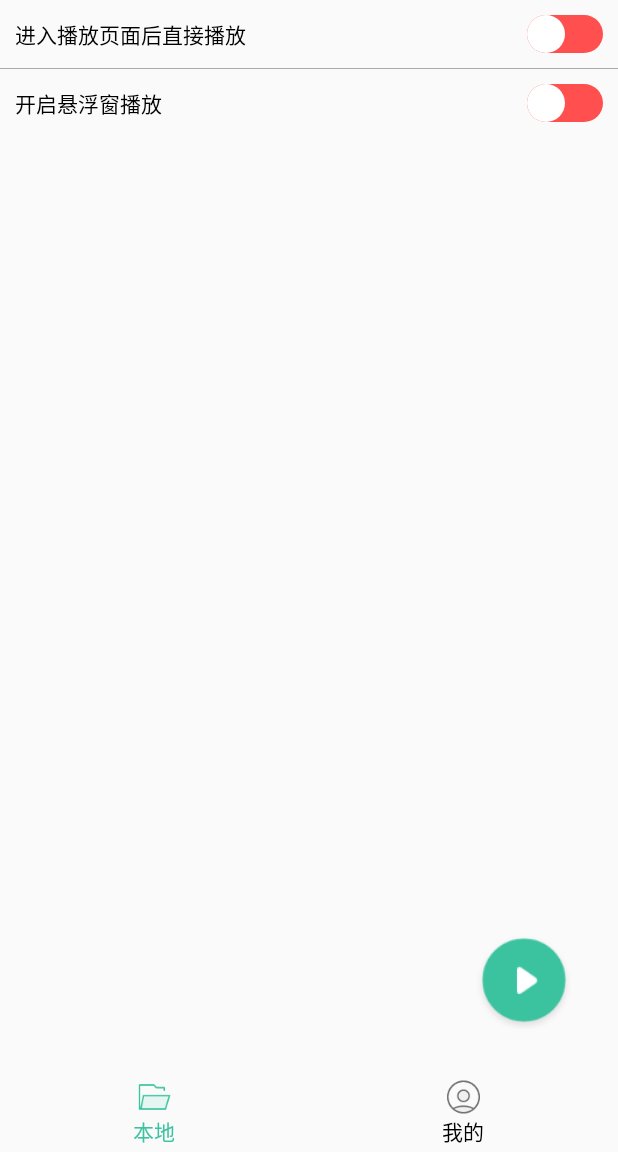
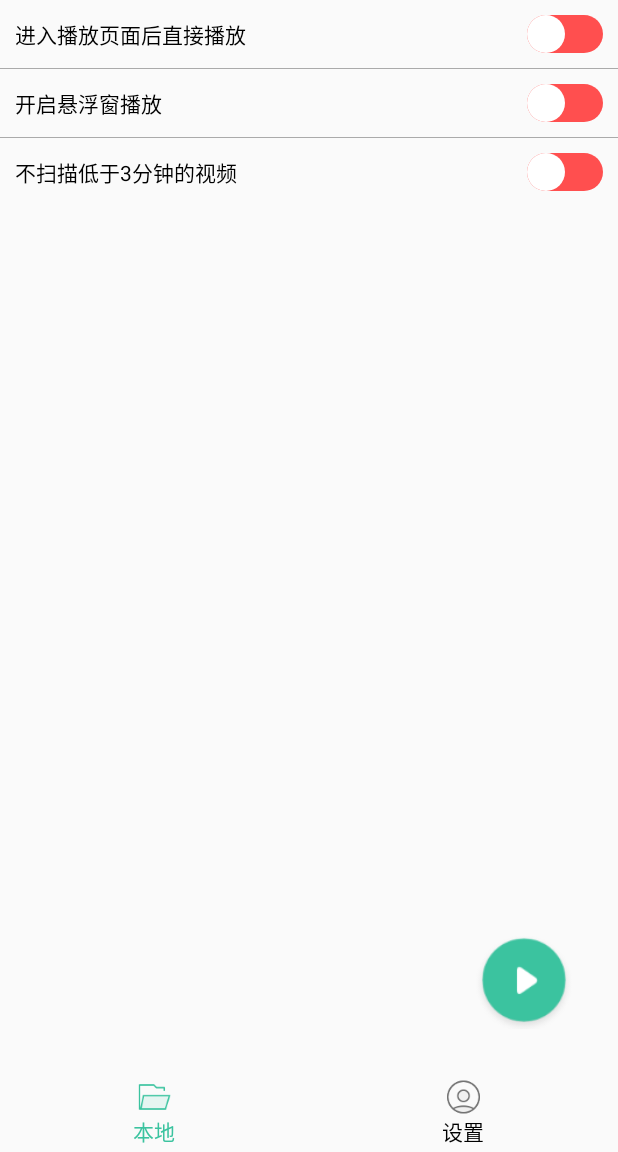
Before and after one commit to xypmhxy/VideoPlay, an Android app: the fragment SettingFragment placed in its activity, on a phone screen of 412 x 824 dp, the part 84-1236 px from its top. Run offline under Robolectric (Android 15) with nearby library versions, the phone set to English and light mode, and no system bars; our stand-ins replace ButterKnife.

Commit message:
功能全部完成

```diff
--- a/app/src/main/java/com/video/ren/videoplay/activity/BaseActivity.java
+++ b/app/src/main/java/com/video/ren/videoplay/activity/BaseActivity.java
@@ -1,14 +1,11 @@
 package com.video.ren.videoplay.activity;
 
 import android.content.Intent;
-import android.graphics.Color;
-import android.os.Build;
 import android.os.Bundle;
 import android.support.annotation.LayoutRes;
 import android.support.annotation.Nullable;
 import android.support.v4.content.ContextCompat;
 import android.support.v7.app.AppCompatActivity;
-import android.view.WindowManager;
 
 import com.video.ren.videoplay.R;
 import com.video.ren.videoplay.utils.StatusBarUtil;
--- a/app/src/main/java/com/video/ren/videoplay/fragment/SettingFragment.java
+++ b/app/src/main/java/com/video/ren/videoplay/fragment/SettingFragment.java
@@ -3,14 +3,14 @@ package com.video.ren.videoplay.fragment;
 import android.os.Bundle;
 import android.support.annotation.Nullable;
 import android.support.v4.app.Fragment;
-import android.util.Log;
+import android.support.v7.widget.SwitchCompat;
 import android.view.LayoutInflater;
 import android.view.View;
 import android.view.ViewGroup;
 import android.widget.CompoundButton;
-import android.widget.Switch;
 
 import com.video.ren.videoplay.R;
+import com.video.ren.videoplay.utils.PreferencesUtils;
 
 import butterknife.BindView;
 import butterknife.ButterKnife;
@@ -23,6 +23,12 @@ import butterknife.OnCheckedChanged;
 public class SettingFragment extends Fragment {
 
 
+    @BindView(R.id.switch_play_now)
+    SwitchCompat playNow;
+    @BindView(R.id.switch_float_play)
+    SwitchCompat floatPlay;
+    @BindView(R.id.switch_scan_time)
+    SwitchCompat scan;
 
     @Nullable
     @Override
@@ -35,10 +41,23 @@ public class SettingFragment extends Fragment {
     @Override
     public void onActivityCreated(@Nullable Bundle savedInstanceState) {
         super.onActivityCreated(savedInstanceState);
+        playNow.setChecked(PreferencesUtils.getPlayNow(getContext()));
+        floatPlay.setChecked(PreferencesUtils.getFloatWindow(getContext()));
+        scan.setChecked(PreferencesUtils.getScanTime(getContext()));
     }
 
-    @OnCheckedChanged({R.id.switch_play_now, R.id.switch_float_play})
+    @OnCheckedChanged({R.id.switch_play_now, R.id.switch_float_play, R.id.switch_scan_time})
     public void onCheckedChanged(CompoundButton buttonView, boolean isChecked) {
-        Log.d("rq", "");
+        switch (buttonView.getId()) {
+            case R.id.switch_play_now:
+                PreferencesUtils.savePlayNow(getContext(), isChecked);
+                break;
+            case R.id.switch_float_play:
+                PreferencesUtils.saveFloatWindow(getContext(), isChecked);
+                break;
+            case R.id.switch_scan_time:
+                PreferencesUtils.saveScanTime(getContext(), isChecked);
+                break;
+        }
     }
 }
--- /dev/null
+++ b/app/src/main/java/com/video/ren/videoplay/utils/PreferencesUtils.java
@@ -0,0 +1,50 @@
+package com.video.ren.videoplay.utils;
+
+import android.content.Context;
+
+/**
+ * Created by Administrator on 2017/09/13 0013
+ */
+
+public class PreferencesUtils {
+    private static final String KEY_PREFERENCES_NAME = "video_setting";
+    private static final String KEY_PLAY_NOW = "play_now";
+    private static final String KEY_FLOAT_WINDOW = "float_window";
+    private static final String KEY_SCAN_TIME = "scan_time";
+
+    public static void savePlayNow(Context context, boolean playNow) {
+        context.getSharedPreferences(KEY_PREFERENCES_NAME, Context.MODE_PRIVATE)
+                .edit()
+                .putBoolean(KEY_PLAY_NOW, playNow)
+                .apply();
+    }
+
+    public static boolean getPlayNow(Context context) {
+        return context.getSharedPreferences(KEY_PREFERENCES_NAME, Context.MODE_PRIVATE)
+                .getBoolean(KEY_PLAY_NOW, false);
+    }
+
+    public static void saveFloatWindow(Context context, boolean isPlay) {
+        context.getSharedPreferences(KEY_PREFERENCES_NAME, Context.MODE_PRIVATE)
+                .edit()
+                .putBoolean(KEY_FLOAT_WINDOW, isPlay)
+                .apply();
+    }
+
+    public static boolean getFloatWindow(Context context) {
+        return context.getSharedPreferences(KEY_PREFERENCES_NAME, Context.MODE_PRIVATE)
+                .getBoolean(KEY_FLOAT_WINDOW, false);
+    }
+
+    public static void saveScanTime(Context context, boolean isTrue) {
+        context.getSharedPreferences(KEY_PREFERENCES_NAME, Context.MODE_PRIVATE)
+                .edit()
+                .putBoolean(KEY_SCAN_TIME, isTrue)
+                .apply();
+    }
+
+    public static boolean getScanTime(Context context) {
+        return context.getSharedPreferences(KEY_PREFERENCES_NAME, Context.MODE_PRIVATE)
+                .getBoolean(KEY_SCAN_TIME, false);
+    }
+}
--- a/app/src/main/res/layout/activity_main.xml
+++ b/app/src/main/res/layout/activity_main.xml
@@ -72,7 +72,7 @@
             android:id="@+id/radiobtn_my"
             style="@style/MenuRadioButton"
             android:drawableTop="@drawable/select_menu_my"
-            android:text="@string/my" />
+            android:text="@string/setting" />
 
     </RadioGroup>
 
--- a/app/src/main/res/layout/float_play.xml
+++ b/app/src/main/res/layout/float_play.xml
@@ -17,5 +17,5 @@
         android:layout_height="20dp"
         android:layout_alignParentEnd="true"
         android:padding="5dp"
-        android:src="@mipmap/ic_launcher" />
+        android:src="@drawable/close" />
 </RelativeLayout>
--- a/app/src/main/res/layout/fragment_setting.xml
+++ b/app/src/main/res/layout/fragment_setting.xml
@@ -39,4 +39,25 @@
             style="@style/SwichBtnStyle"
             app:track="@drawable/switch_track" />
     </RelativeLayout>
+
+    <View
+        android:layout_width="match_parent"
+        android:layout_height="1px"
+        android:background="@android:color/darker_gray" />
+
+    <RelativeLayout
+        android:layout_width="match_parent"
+        android:layout_height="wrap_content"
+        android:padding="10dp">
+
+        <TextView
+            style="@style/setting_text_style"
+            android:text="@string/scan_time" />
+
+        <android.support.v7.widget.SwitchCompat
+            android:id="@+id/switch_scan_time"
+            style="@style/SwichBtnStyle"
+            app:track="@drawable/switch_track" />
+    </RelativeLayout>
+
 </LinearLayout>
--- a/app/src/main/res/values/strings.xml
+++ b/app/src/main/res/values/strings.xml
@@ -5,7 +5,8 @@
     <string name="permission_dialog_cancel">取消</string>
     <string name="search_hint">输入视频名称</string>
     <string name="local">本地</string>
-    <string name="my">我的</string>
+    <string name="setting">设置</string>
     <string name="play_now">进入播放页面后直接播放</string>
     <string name="is_float_window">开启悬浮窗播放</string>
+    <string name="scan_time">不扫描低于3分钟的视频</string>
 </resources>
```
Also changed, not shown: app/src/main/java/com/video/ren/videoplay/activity/PlayActivity.java (+5 -7 lines), app/src/main/java/com/video/ren/videoplay/utils/FloatWindowUtils.java (+19 -13 lines), app/src/main/java/com/video/ren/videoplay/utils/VideoUtils.java (+4 -4 lines), nicevideoplayer/src/main/java/com/xiao/nicevideoplayer/NiceVideoPlayer.java (+9 -2 lines), app/src/main/res/drawable-xhdpi/close.png (added).
